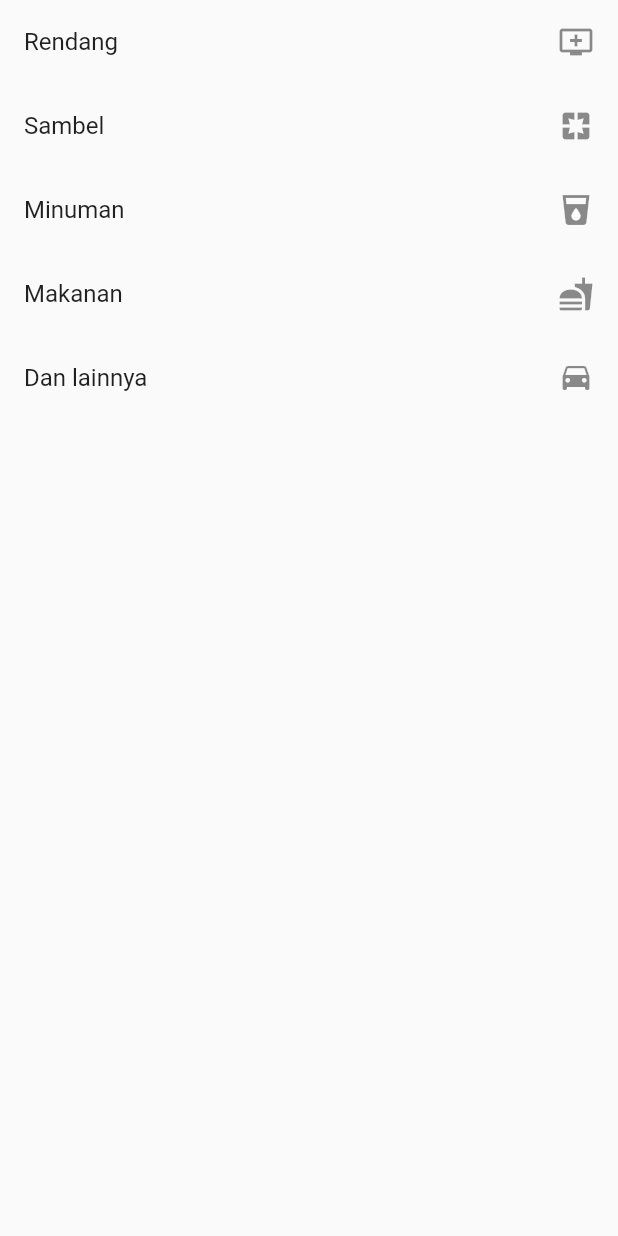
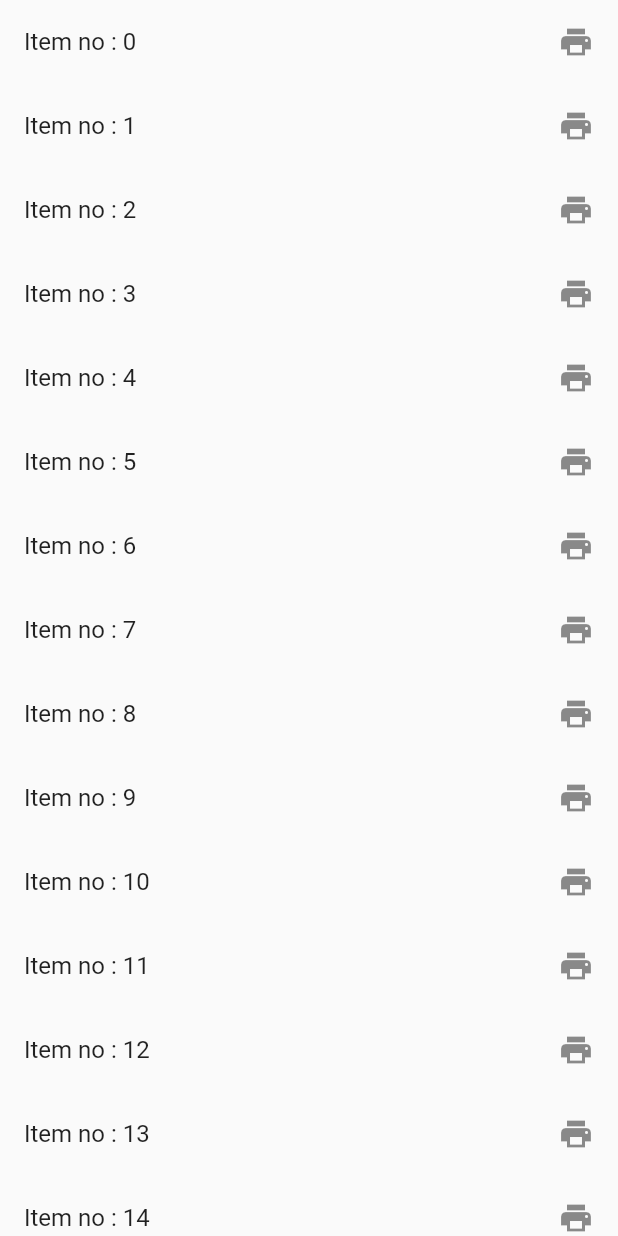
Before and after one commit to dunprek/udacoding_happy_flutter, a Flutter app: the screen it shows after launch, on a phone screen of 412 x 824 dp. Run offline on Flutter 3.47's test engine with Material 2 defaults, Android fonts, the phone set to English and light mode, and no system bars.

Commit message:
array list item

```diff
--- a/lib/main.dart
+++ b/lib/main.dart
@@ -21,40 +21,41 @@ class MyApp extends StatelessWidget {
         // is not restarted.
         primarySwatch: Colors.blue,
       ),
-      home: PageList(),
+      home: PageListWidget(),
       debugShowCheckedModeBanner: false,
     );
   }
 }
 
-class PageList extends StatelessWidget {
+class PageListWidget extends StatefulWidget {
+  @override
+  _PageListWidgetState createState() => _PageListWidgetState();
+}
+
+class _PageListWidgetState extends State<PageListWidget> {
+  List<int> item = new List();
+
+  @override
+  void initState() {
+    // TODO: implement initState
+    super.initState();
+
+    for (int i = 0; i < 25; i++) {
+      item.add(i);
+    }
+  }
+
   @override
   Widget build(BuildContext context) {
     return Scaffold(
-      body: new ListView(
-        children: <Widget>[
-          new ListTile(
-            title: Text('Rendang'),
-            trailing: Icon(Icons.add_to_queue),
-          ),
-          new ListTile(
-            title: Text('Sambel'),
-            trailing: Icon(Icons.pages),
-          ),
-          new ListTile(
-            title: Text('Minuman'),
-            trailing: Icon(Icons.local_drink),
-          ),
-          new ListTile(
-            title: Text('Makanan'),
-            trailing: Icon(Icons.fastfood),
-          ),
-          new ListTile(
-            title: Text('Dan lainnya'),
-            trailing: Icon(Icons.drive_eta),
-          )
-        ],
-      ),
+      body: new ListView.builder(
+          itemCount: item.length,
+          itemBuilder: (BuildContext context, int index) {
+            return new ListTile(
+              title: new Text('Item no : $index'),
+              trailing: new Icon(Icons.print),
+            );
+          }),
     );
   }
 }
```
